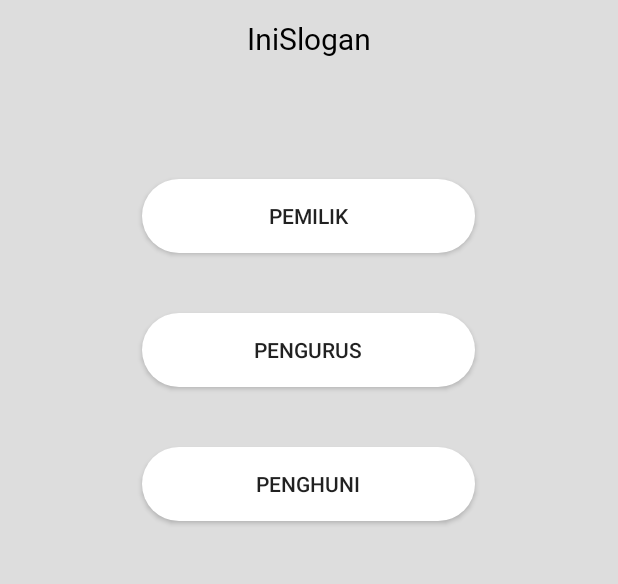
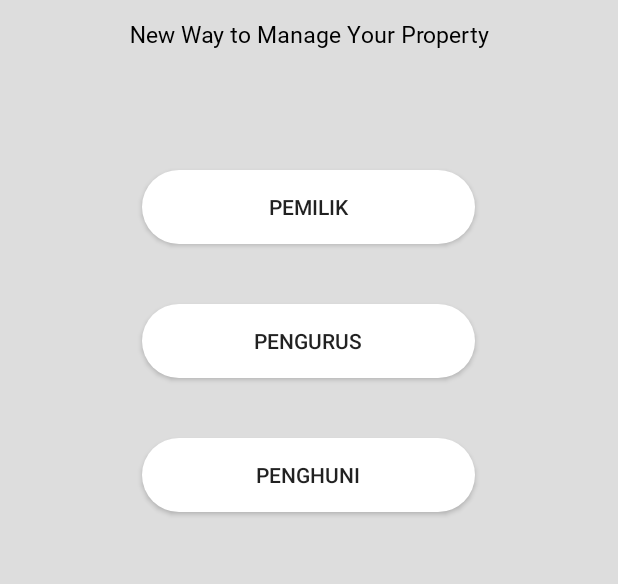
Before and after one commit to EdreaGirsang/Project-SE, an Android app: the screen it shows after launch (FirstPage), on a phone screen of 412 x 824 dp, the part 251-835 px from its top. Run offline under Robolectric (Android 15) with nearby library versions, the phone set to English and light mode, and no system bars; our stand-ins replace Firebase (no records; nobody signed in at launch, a user with empty details on screens opened directly); Roboto replaces fonts that are not available here.

Commit message:
ini slogan to true slogan

```diff
--- a/app/src/main/res/layout/first_page.xml
+++ b/app/src/main/res/layout/first_page.xml
@@ -27,9 +27,9 @@
         android:gravity="center"
         android:layout_marginTop="12dp"
         android:fontFamily="@font/quando"
-        android:text="IniSlogan"
+        android:text="New Way to Manage Your Property"
         android:textColor="@color/black"
-        android:textSize="20dp" />
+        android:textSize="15dp" />
     <Button
         android:id="@+id/PemilikBtn"
         android:layout_width="222dp"
--- a/app/src/main/res/layout/login_pemilik.xml
+++ b/app/src/main/res/layout/login_pemilik.xml
@@ -132,9 +132,9 @@
         android:layout_height="wrap_content"
         android:layout_marginTop="12dp"
         android:fontFamily="@font/quando"
-        android:text="IniSlogan"
+        android:text="New Way to Manage Your Property"
         android:textColor="@color/black"
-        android:textSize="20dp"
+        android:textSize="15dp"
         app:layout_constraintEnd_toEndOf="@+id/textView3"
         app:layout_constraintHorizontal_bias="0.435"
         app:layout_constraintStart_toStartOf="@+id/textView3"
--- a/app/src/main/res/layout/pengurus_login.xml
+++ b/app/src/main/res/layout/pengurus_login.xml
@@ -27,9 +27,9 @@
         android:layout_height="wrap_content"
         android:layout_marginTop="12dp"
         android:fontFamily="@font/quando"
-        android:text="IniSlogan"
+        android:text="New Way to Manage Your Property"
         android:textColor="@color/black"
-        android:textSize="20dp"
+        android:textSize="15dp"
         app:layout_constraintEnd_toEndOf="@+id/textView3"
         app:layout_constraintHorizontal_bias="0.435"
         app:layout_constraintStart_toStartOf="@+id/textView3"
--- a/app/src/main/res/layout/regis_pemilik.xml
+++ b/app/src/main/res/layout/regis_pemilik.xml
@@ -29,9 +29,9 @@
         android:layout_height="wrap_content"
         android:layout_marginTop="12dp"
         android:fontFamily="@font/quando"
-        android:text="IniSlogan"
+        android:text="New Way to Manage Your Property"
         android:textColor="@color/black"
-        android:textSize="20dp"
+        android:textSize="15dp"
         app:layout_constraintEnd_toEndOf="@+id/textView3"
         app:layout_constraintHorizontal_bias="0.435"
         app:layout_constraintStart_toStartOf="@+id/textView3"
--- a/app/src/main/res/layout/tenantlogin1.xml
+++ b/app/src/main/res/layout/tenantlogin1.xml
@@ -28,9 +28,9 @@
         android:layout_height="wrap_content"
         android:layout_marginTop="12dp"
         android:fontFamily="@font/quando"
-        android:text="IniSlogan"
+        android:text="New Way to Manage Your Property"
         android:textColor="@color/black"
-        android:textSize="20dp"
+        android:textSize="15dp"
         app:layout_constraintEnd_toEndOf="@+id/textView3"
         app:layout_constraintHorizontal_bias="0.435"
         app:layout_constraintStart_toStartOf="@+id/textView3"
--- a/app/src/main/res/layout/tenantlogin2.xml
+++ b/app/src/main/res/layout/tenantlogin2.xml
@@ -28,9 +28,9 @@
         android:layout_height="wrap_content"
         android:layout_marginTop="12dp"
         android:fontFamily="@font/quando"
-        android:text="IniSlogan"
+        android:text="New Way to Manage Your Property"
         android:textColor="@color/black"
-        android:textSize="20dp"
+        android:textSize="15dp"
         app:layout_constraintEnd_toEndOf="@+id/textView3"
         app:layout_constraintHorizontal_bias="0.435"
         app:layout_constraintStart_toStartOf="@+id/textView3"
@@ -64,7 +64,7 @@
         android:backgroundTint="@color/white"
         android:elevation="15dp"
         android:fontFamily="@font/quantico"
-        android:hint="@string/KID"
+        android:hint="@string/RID"
         android:padding="12dp"
         android:shadowColor="@color/black"
         android:textColorHint="@color/gray"
```
